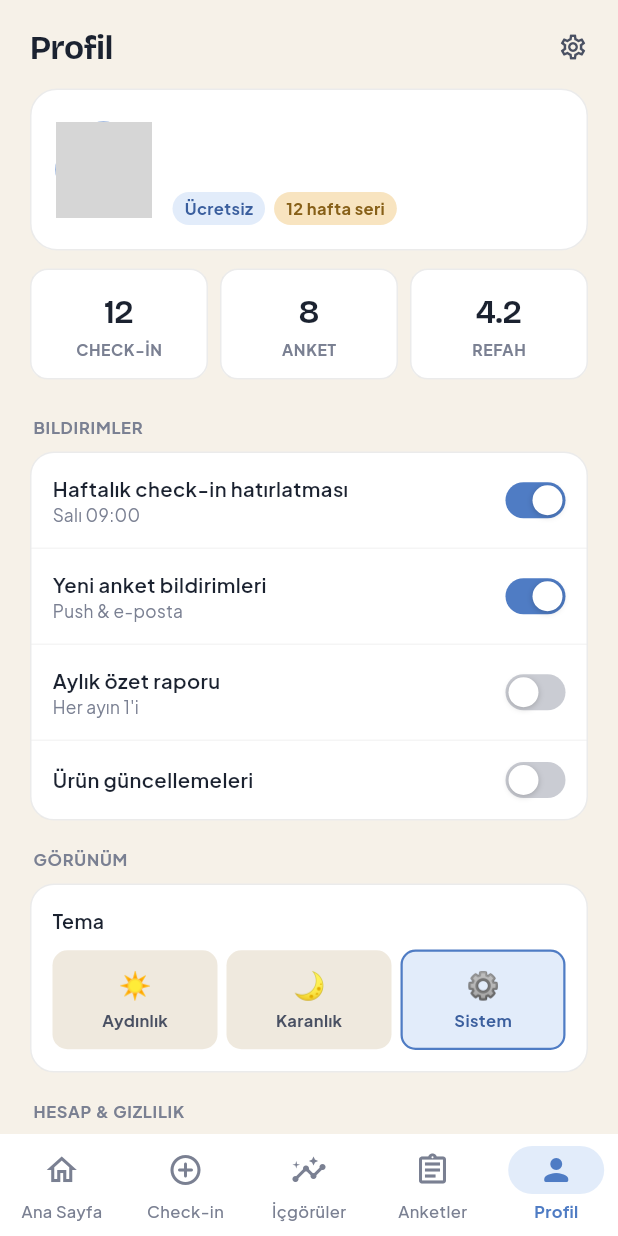
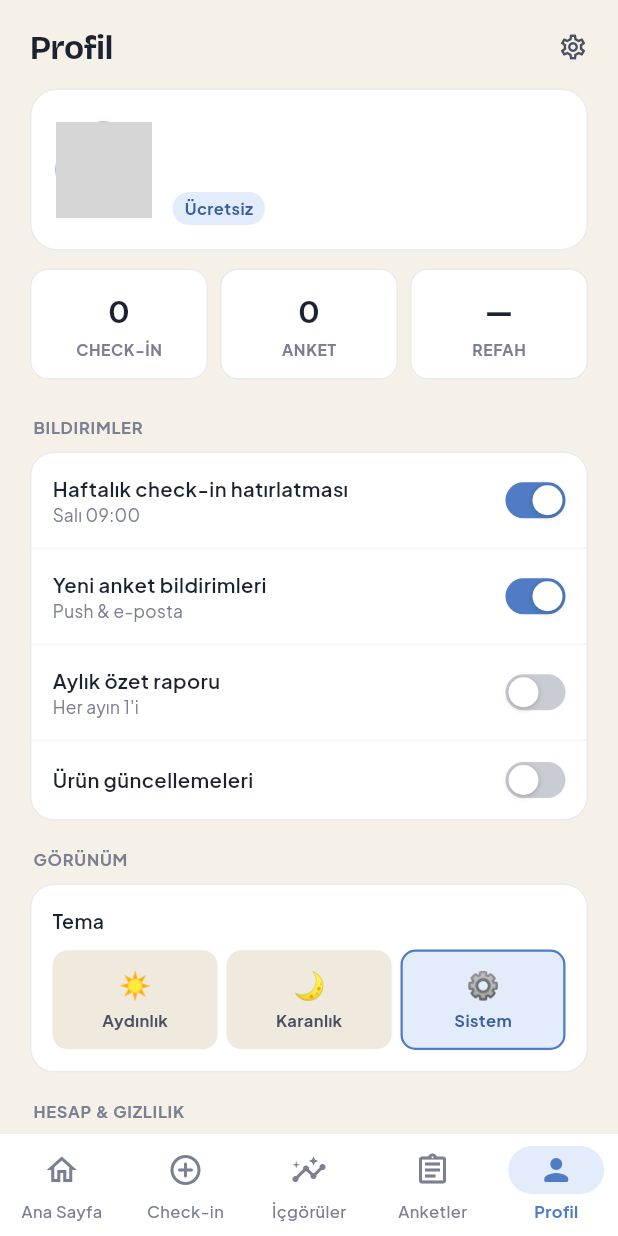
Before and after one commit to mhmmd3406/PoM, a Flutter app: the ProfileScreen screen opened by its route, on a phone screen of 412 x 824 dp. Run offline on Flutter 3.47's test engine with Material 3 defaults, Android fonts, the phone set to English and light mode, and no system bars; our stand-ins replace cloud_firestore, cloud_functions, firebase_auth, firebase_core, firebase_crashlytics, fl_chart and 4 more; missing offline and left inert: flutter_stripe; accounts and stored records are empty; network calls fail; grey boxes are pictures that could not be loaded.

Commit message:
fix(mobile): show real insight data on home & profile, drop hardcoded stats (F2, P2) (#18)
Home and profile rendered fabricated numbers: the trend pill always said
"↑ +0.3 geçen haftaya göre", company pulse showed a hardcoded "Sektör ort.
3.6" (and a 3.9 fallback), the "Yeni anket" card was a fixed "Hibrit Çalışma
Modeli · İK · 8 soru", and the profile stat strip + "12 hafta seri" chip were
literals that never changed with the persona. A customer noticing this destroys
trust ("demo-ware").

Bind everything to real data (already-available providers); never fabricate.
- InsightModel gains benchmarkAverage (mirrors personal/companyAverage).
- Home: trend pill shows direction only (no fake +0.3 magnitude); company
  pulse shows real companyAverage ("—" when none) and real sector average from
  benchmarkScores ("Sektör verisi yok" when absent); the survey card shows the
  first real pending survey (title + question count) or an honest "Bekleyen
  anket yok" empty state.
- Profile: stat strip is real (CHECK-İN = totalCheckins, ANKET = completed
  survey count, REFAH = personalAverage / "—"); the fabricated "12 hafta seri"
  streak chip is removed (no data source for it).

All bindings degrade gracefully (0 / "—" / empty) while loading or when the
aggregate doc has no data yet — no crashes, no fake values.

Tests: insight_model_test (benchmarkAverage + average edge cases) and
home_screen_test (asserts real 4.0/3.5/3.8 render and the old "+0.3"/"3.6"
literals are gone). 29/29 pass; analyze clean on changed files.

Co-authored-by: Muhammed Ozkan <ozkanmuhammed2@gmail.com>
Co-authored-by: Claude Opus 4.8 <noreply@anthropic.com>

```diff
--- a/mobile/lib/features/profile/presentation/profile_screen.dart
+++ b/mobile/lib/features/profile/presentation/profile_screen.dart
@@ -13,6 +13,8 @@ import '../../../core/theme/app_colors.dart';
 import '../../../core/theme/theme_provider.dart';
 import '../../../models/user_model.dart';
 import '../../auth/providers/auth_provider.dart';
+import '../../insights/providers/insights_provider.dart';
+import '../../surveys/providers/surveys_provider.dart';
 import '../data/account_repository.dart';
 
 class ProfileScreen extends ConsumerStatefulWidget {
@@ -28,6 +30,17 @@ class _ProfileScreenState extends ConsumerState<ProfileScreen> {
     final user      = ref.watch(currentUserProvider);
     final themeMode = ref.watch(themeModeProvider);
     final isDark = Theme.of(context).brightness == Brightness.dark;
+
+    // Real stats (no hardcoded values). insights = computeInsights aggregate
+    // doc; completedCount = answered-surveys provider. Each degrades gracefully
+    // (0 / "—") while loading or when there is no data yet.
+    final insights = ref.watch(insightsStreamProvider).valueOrNull;
+    final completedCount =
+        ref.watch(completedSurveysProvider).valueOrNull?.length ?? 0;
+    final checkinCount = insights?.totalCheckins ?? 0;
+    final wellbeing = (insights != null && insights.personalAverage > 0)
+        ? insights.personalAverage.toStringAsFixed(1)
+        : '—';
 
     final bg      = isDark ? AppColors.darkBg      : AppColors.lightBg;
     final surface = isDark ? AppColors.darkSurface  : AppColors.lightSurface;
@@ -147,12 +160,6 @@ class _ProfileScreenState extends ConsumerState<ProfileScreen> {
                                     bgColor: isDark ? AppColors.blueSoftDark : AppColors.blueSoft,
                                     fgColor: isDark ? AppColors.blueDark : AppColors.blueDeep,
                                   ),
-                                  const SizedBox(width: 6),
-                                  _Chip(
-                                    label: '12 hafta seri',
-                                    bgColor: isDark ? AppColors.amberSoftDark : AppColors.amberSoft,
-                                    fgColor: AppColors.amberDeep,
-                                  ),
                                   if (kDebugMode) ...[
                                     const SizedBox(width: 6),
                                     _Chip(
@@ -176,11 +183,11 @@ class _ProfileScreenState extends ConsumerState<ProfileScreen> {
                   // ── Stats strip ──────────────────────────────────────────────
                   Row(
                     children: [
-                      Expanded(child: _StatCell(label: 'CHECK-İN', value: '12', ink: ink, ink3: ink3, surface: surface, border: border)),
+                      Expanded(child: _StatCell(label: 'CHECK-İN', value: '$checkinCount', ink: ink, ink3: ink3, surface: surface, border: border)),
                       const SizedBox(width: 8),
-                      Expanded(child: _StatCell(label: 'ANKET', value: '8', ink: ink, ink3: ink3, surface: surface, border: border)),
+                      Expanded(child: _StatCell(label: 'ANKET', value: '$completedCount', ink: ink, ink3: ink3, surface: surface, border: border)),
                       const SizedBox(width: 8),
-                      Expanded(child: _StatCell(label: 'REFAH', value: '4.2', ink: ink, ink3: ink3, surface: surface, border: border)),
+                      Expanded(child: _StatCell(label: 'REFAH', value: wellbeing, ink: ink, ink3: ink3, surface: surface, border: border)),
                     ],
                   ),
 
--- a/mobile/lib/models/insight_model.dart
+++ b/mobile/lib/models/insight_model.dart
@@ -41,6 +41,12 @@ class InsightModel {
           ? 0
           : companyScores!.values.reduce((a, b) => a + b) /
               companyScores!.length;
+
+  double get benchmarkAverage =>
+      benchmarkScores == null || benchmarkScores!.isEmpty
+          ? 0
+          : benchmarkScores!.values.reduce((a, b) => a + b) /
+              benchmarkScores!.length;
 
   List<double> get personalList => _toOrderedList(personalScores);
   List<double> get companyList =>
```
Also changed, not shown: mobile/lib/features/home/presentation/home_screen.dart (+79 -7 lines), 2 other files.
